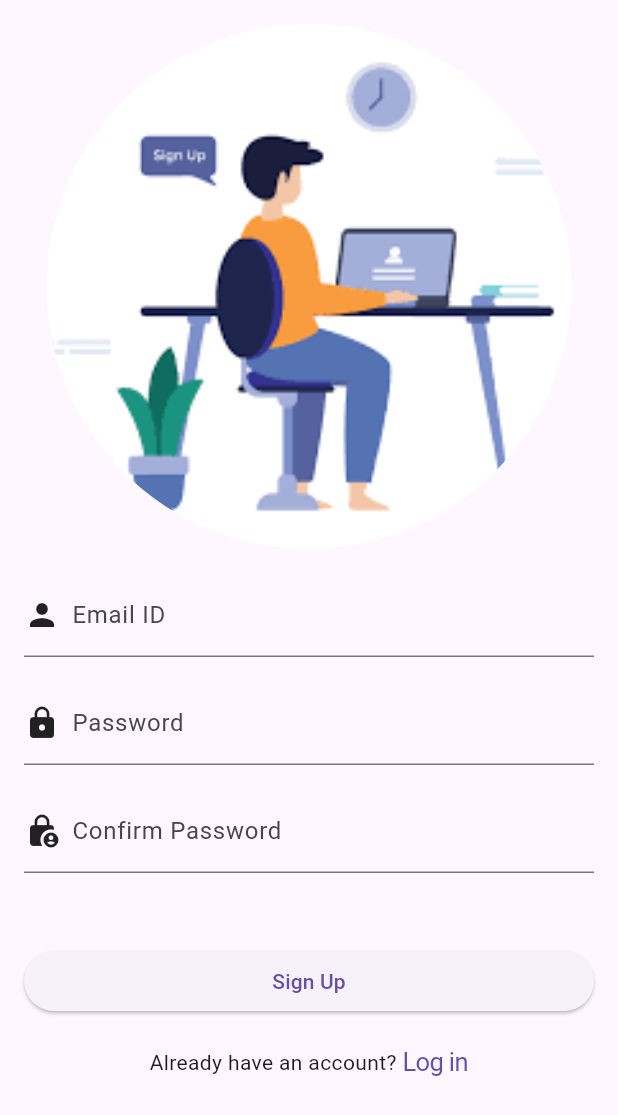
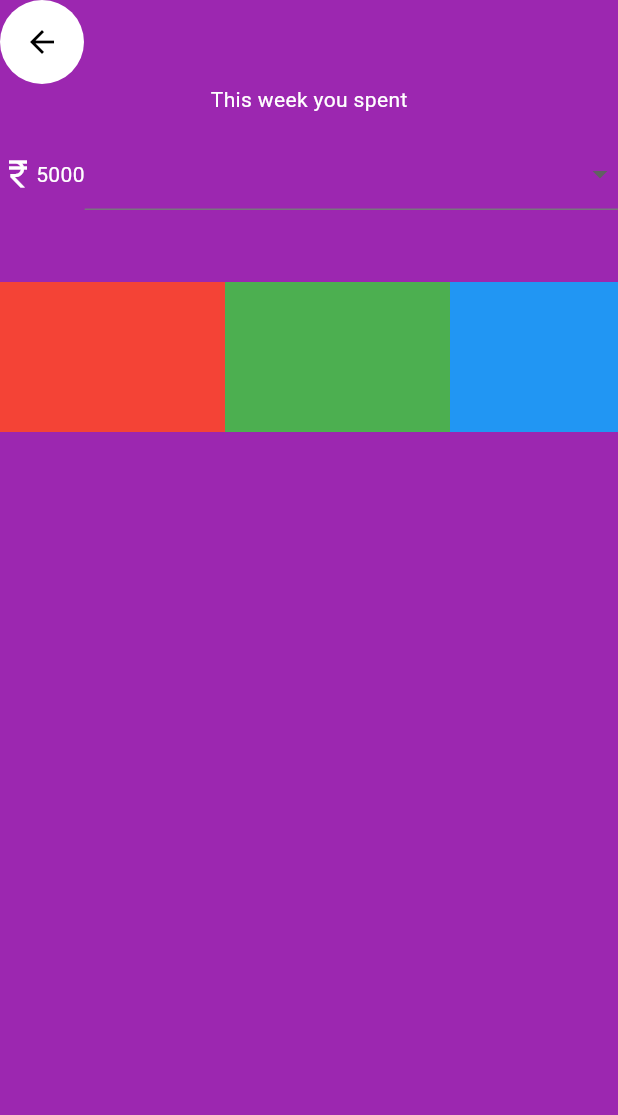
Before and after one commit to Priyansh956/SpendSense, a Flutter app: the screen it shows after launch, on a phone screen of 412 x 824 dp. Shown: the top 1115 px of the screen. Run offline on Flutter 3.47's test engine with Material 3 defaults, Android fonts, the phone set to English and light mode, and no system bars; our stand-ins replace cloud_firestore, firebase_auth, firebase_core; accounts and stored records are empty.

Commit message:
Add Transaction page alongside backend

```diff
--- a/lib/main.dart
+++ b/lib/main.dart
@@ -1,8 +1,10 @@
 import 'package:flutter/material.dart';
-import 'screens/signup.dart';
+import 'package:spendsense/screens/homepage.dart';
+import 'package:spendsense/screens/signup.dart';
 import 'firebase_options.dart';
 import 'package:firebase_core/firebase_core.dart';
-
+import 'screens/login.dart';
+import 'screens/addTransaction.dart';
 
 void main() async {
   WidgetsFlutterBinding.ensureInitialized();
@@ -22,7 +24,7 @@ class MyApp extends StatelessWidget {
       debugShowCheckedModeBanner: false,
 
       // 🔁 SWITCH THIS LINE TO TEST DIFFERENT SCREENS
-      home: const SignupPage(),
+      home: const ExpenseHistory(),
       // home: const LoginPage(),
     );
   }
--- /dev/null
+++ b/lib/models/categories.dart
@@ -0,0 +1,17 @@
+import 'package:flutter/material.dart';
+
+class Category{
+  final String name;
+  final double amount;
+  final int percent;
+  final IconData icon;
+  final Color backgroundColor;
+
+  Category({
+    required this.name,
+    required this.amount,
+    required this.percent,
+    required this.icon,
+    required this.backgroundColor,
+  });
+}
--- /dev/null
+++ b/lib/models/transaction.dart
@@ -0,0 +1,29 @@
+class ExpenseTransaction {
+  final double amount;
+  final String title;
+  final String category;
+  final DateTime date;
+  final String note;
+  final String userId;
+
+  ExpenseTransaction({
+    required this.amount,
+    required this.title,
+    required this.category,
+    required this.date,
+    required this.note,
+    required this.userId,
+  });
+
+  Map<String, dynamic> toMap() {
+    return {
+      'amount': amount,
+      'title': title,
+      'category': category,
+      'date': date,
+      'note': note,
+      'userId': userId,
+      'createdAt': DateTime.now(),
+    };
+  }
+}
--- a/lib/screens/homepage.dart
+++ b/lib/screens/homepage.dart
@@ -1,13 +1,80 @@
 import 'package:flutter/material.dart';
+import 'addTransaction.dart';
+import 'categoricalExpenditure.dart';
+import 'settings.dart';
 
-class Homepage extends StatelessWidget {
-  const Homepage({super.key});
+class ExpenseHistory extends StatefulWidget {
+  const ExpenseHistory({super.key});
 
+  @override
+  State<ExpenseHistory> createState() => _ExpenseHistoryState();
+}
+
+class _ExpenseHistoryState extends State<ExpenseHistory> {
+  String? _selectedMonth;
   @override
   Widget build(BuildContext context) {
     return Scaffold(
+      backgroundColor: Colors.purple.shade500,
+      appBar: AppBar(
+        backgroundColor: Colors.transparent,
+        elevation: 0,
+        leading: CircleAvatar(
+          backgroundColor: Colors.white,
+          child: Icon(
+            Icons.arrow_back, color: Colors.black,
+          ),
+        ),
+      ),
       body: SafeArea(
-        child: Center(child: Text("HomePage")),
+        child: Column(
+          // mainAxisAlignment: MainAxisAlignment.center,
+          children: [
+            Text("This week you spent", style: TextStyle(color: Colors.white),),
+            SizedBox(height: 16,),
+            Row(
+              children: [
+                Icon(Icons.currency_rupee, color: Colors.white,),
+                SizedBox(height: 8,),
+                Text("5000", style: TextStyle(color: Colors.white),),
+                SizedBox(height: 48),
+                Expanded(
+                  child: DropdownButtonFormField(
+                      value: _selectedMonth,
+                      items: ["Jan", "Feb", "Mar", "Apr", "May"].map((String month){
+                        return DropdownMenuItem<String>(
+                          value: month,
+                          child: Text(month)
+                        );
+                      }).toList(),
+                      onChanged: (newValue){
+                        setState(() {
+                          _selectedMonth = newValue;
+                        });
+                      },
+                      validator: (value){
+                        if(value == null){
+                          return 'Please select a valid option from the dropdown menu';
+                        }
+                        return null;
+                      },
+                  ),
+                ),
+              ],
+            ),
+            SizedBox(height: 48,),
+            SingleChildScrollView(
+              scrollDirection: Axis.horizontal,
+              child: Row(
+                children: [
+                  Container(width: 150, height: 100, color: Colors.red),
+                  Container(width: 150, height: 100, color: Colors.green),
+                  Container(width: 150, height: 100, color: Colors.blue),
+                ],
+              ),
+            ),
+          ],
+        ),
       ),
     );
   }
--- a/lib/screens/login.dart
+++ b/lib/screens/login.dart
@@ -3,7 +3,7 @@ import 'package:flutter/material.dart';
 import 'package:firebase_core/firebase_core.dart';
 import 'package:spendsense/firebase_options.dart';
 import 'package:firebase_auth/firebase_auth.dart';
-import 'package:spendsense/screens/homepage.dart';
+import 'package:spendsense/screens/addTransaction.dart';
 import 'package:spendsense/theme/app_color_schema.dart';
 
 class LoginPage extends StatefulWidget {
@@ -28,7 +28,7 @@ class _LoginPageState extends State<LoginPage> {
 
       Navigator.pushReplacement(
           context,
-          MaterialPageRoute(builder: (context) => Homepage()),
+          MaterialPageRoute(builder: (context) => AddTransactionPage()),
       );
     }
     on FirebaseAuthException catch(e){
```
Also changed, not shown: lib/models/category.dart (added, +26 -0 lines), lib/screens/addTransaction.dart (added, +447 -0 lines), lib/screens/categoricalExpenditure.dart (added, +15 -0 lines), lib/screens/history.dart (+14 -0 lines), lib/screens/settings.dart (+9 -0 lines).
